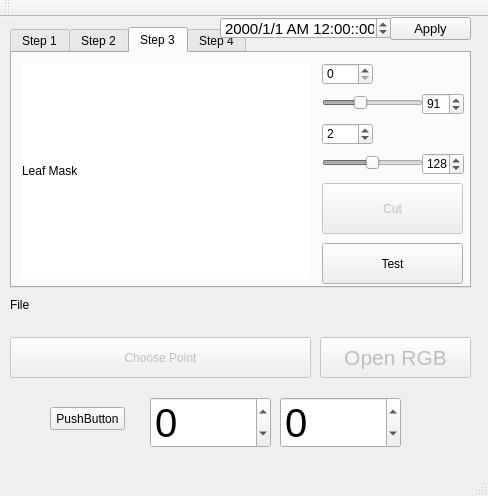
The window that mainwindow.ui (Chia-ChunHsu/NewCapture) describes before a commit, drawn with Qt 5.
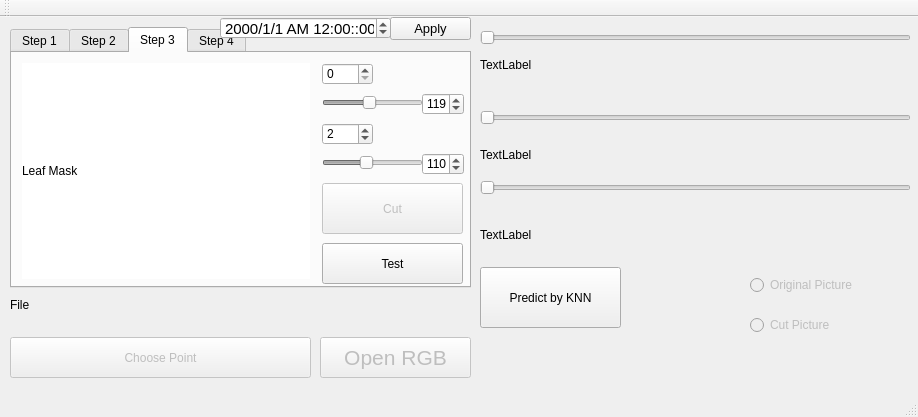
The same window after the commit. The open tabs and pages were chosen to show the change.

```diff
--- a/mainwindow.ui
+++ b/mainwindow.ui
@@ -6,8 +6,8 @@
    <rect>
     <x>0</x>
     <y>0</y>
-    <width>488</width>
-    <height>496</height>
+    <width>918</width>
+    <height>417</height>
    </rect>
   </property>
   <property name="windowTitle">
@@ -240,7 +240,7 @@
        <number>255</number>
       </property>
       <property name="value">
-       <number>91</number>
+       <number>119</number>
       </property>
       <property name="orientation">
        <enum>Qt::Horizontal</enum>
@@ -259,7 +259,7 @@
        <number>255</number>
       </property>
       <property name="value">
-       <number>91</number>
+       <number>119</number>
       </property>
      </widget>
      <widget class="QSlider" name="ThresholdSlider2">
@@ -278,7 +278,7 @@
        <number>255</number>
       </property>
       <property name="value">
-       <number>128</number>
+       <number>110</number>
       </property>
       <property name="orientation">
        <enum>Qt::Horizontal</enum>
@@ -297,7 +297,7 @@
        <number>255</number>
       </property>
       <property name="value">
-       <number>128</number>
+       <number>110</number>
       </property>
      </widget>
      <widget class="QSpinBox" name="spinBoxT1">
@@ -470,8 +470,8 @@
     </property>
     <property name="geometry">
      <rect>
-      <x>590</x>
-      <y>160</y>
+      <x>750</x>
+      <y>260</y>
       <width>141</width>
       <height>16</height>
      </rect>
@@ -486,8 +486,8 @@
     </property>
     <property name="geometry">
      <rect>
-      <x>590</x>
-      <y>200</y>
+      <x>750</x>
+      <y>300</y>
       <width>141</width>
       <height>16</height>
      </rect>
@@ -499,8 +499,8 @@
    <widget class="QPushButton" name="KnnPredictButtom">
     <property name="geometry">
      <rect>
-      <x>530</x>
-      <y>290</y>
+      <x>480</x>
+      <y>250</y>
       <width>141</width>
       <height>61</height>
      </rect>
@@ -564,6 +564,93 @@
      <number>10</number>
     </property>
    </widget>
+   <widget class="QSlider" name="upSlider">
+    <property name="geometry">
+     <rect>
+      <x>480</x>
+      <y>10</y>
+      <width>431</width>
+      <height>22</height>
+     </rect>
+    </property>
+    <property name="maximum">
+     <number>15000</number>
+    </property>
+    <property name="orientation">
+     <enum>Qt::Horizontal</enum>
+    </property>
+   </widget>
+   <widget class="QSlider" name="downSlider">
+    <property name="geometry">
+     <rect>
+      <x>480</x>
+      <y>90</y>
+      <width>431</width>
+      <height>22</height>
+     </rect>
+    </property>
+    <property name="maximum">
+     <number>15000</number>
+    </property>
+    <property name="orientation">
+     <enum>Qt::Horizontal</enum>
+    </property>
+   </widget>
+   <widget class="QLabel" name="up_label">
+    <property name="geometry">
+     <rect>
+      <x>480</x>
+      <y>40</y>
+      <width>51</width>
+      <height>16</height>
+     </rect>
+    </property>
+    <property name="text">
+     <string>TextLabel</string>
+    </property>
+   </widget>
+   <widget class="QLabel" name="down_label">
+    <property name="geometry">
+     <rect>
+      <x>480</x>
+      <y>130</y>
+      <width>71</width>
+      <height>16</height>
+     </rect>
+    </property>
+    <property name="text">
+     <string>TextLabel</string>
+    </property>
+   </widget>
+   <widget class="QSlider" name="Slider750">
+    <property name="geometry">
+     <rect>
+      <x>480</x>
+      <y>160</y>
+      <width>431</width>
+      <height>22</height>
+     </rect>
+    </property>
+    <property name="maximum">
+     <number>255</number>
+    </property>
+    <property name="orientation">
+     <enum>Qt::Horizontal</enum>
+    </property>
+   </widget>
+   <widget class="QLabel" name="label_750">
+    <property name="geometry">
+     <rect>
+      <x>480</x>
+      <y>210</y>
+      <width>61</width>
+      <height>16</height>
+     </rect>
+    </property>
+    <property name="text">
+     <string>TextLabel</string>
+    </property>
+   </widget>
   </widget>
   <widget class="QMenuBar" name="menuBar">
    <property name="geometry">
```
Left out of the diff: 4 changed lines with no effect on the pictures.
